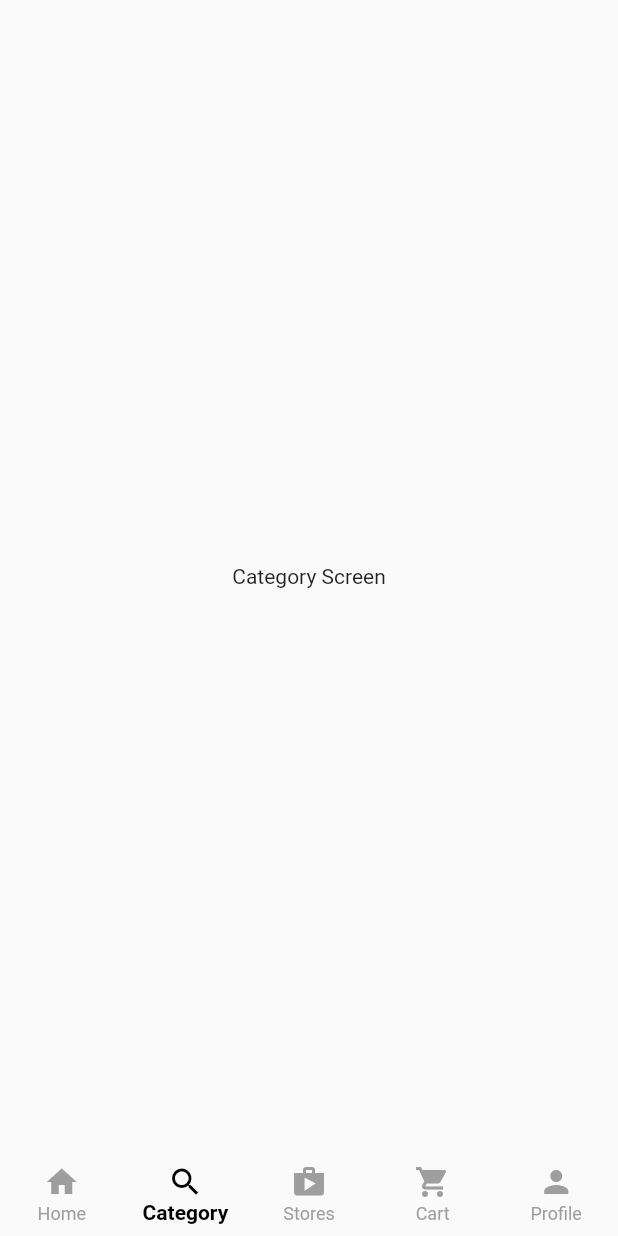
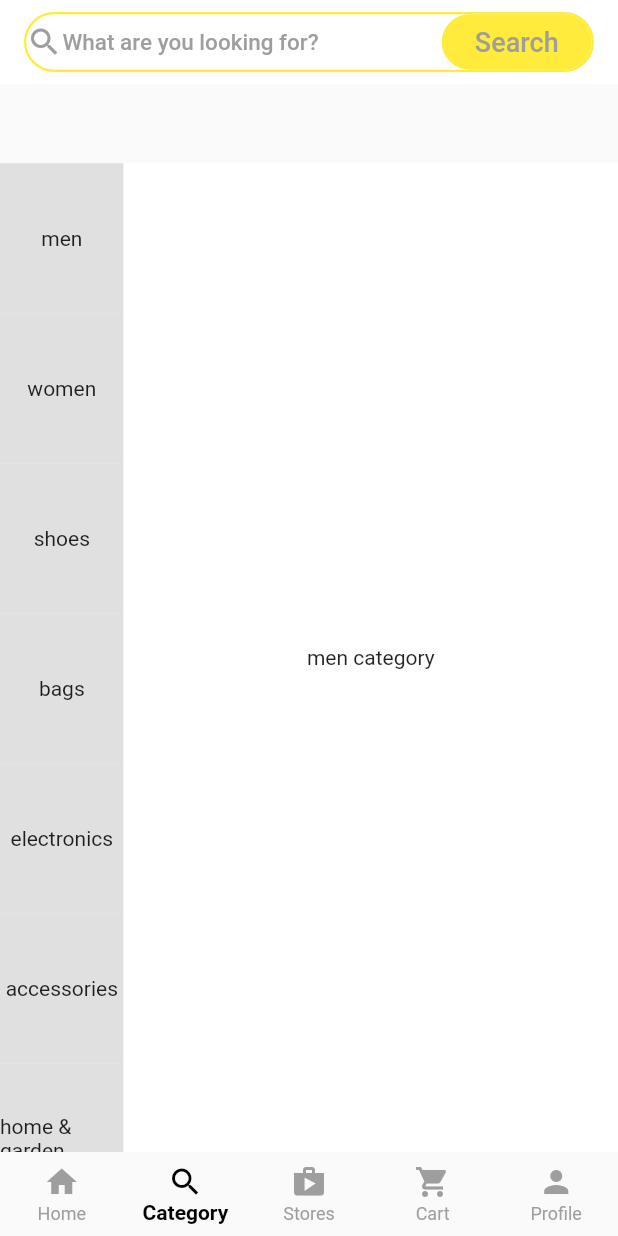
Before and after one commit to JanibekJali/shopify_app, a Flutter app: the screen it shows after launch, item 2 of the bottom bar chosen, on a phone screen of 412 x 824 dp. Run offline on Flutter 3.47's test engine with Material 2 defaults, Android fonts, the phone set to English and light mode, and no system bars.

Commit message:
Side bar & category page is finished

```diff
--- /dev/null
+++ b/lib/app/constants/colors/app_colors.dart
@@ -0,0 +1,5 @@
+import 'package:flutter/material.dart';
+
+class AppColors {
+  static const white = Colors.white;
+}
--- /dev/null
+++ b/lib/app/presentation/main_screens/category_screen.dart
@@ -0,0 +1,105 @@
+import 'package:flutter/material.dart';
+import 'package:shopify_app/app/presentation/widgets/fake_search_widget.dart';
+
+List<ItemsData> items = [
+  ItemsData(label: 'men'),
+  ItemsData(label: 'women'),
+  ItemsData(label: 'shoes'),
+  ItemsData(label: 'bags'),
+  ItemsData(label: 'electronics'),
+  ItemsData(label: 'accessories'),
+  ItemsData(label: 'home & garden'),
+  ItemsData(label: 'kids & garden'),
+  ItemsData(label: 'beauty & garden'),
+];
+
+class CategoryScreen extends StatefulWidget {
+  const CategoryScreen({Key? key}) : super(key: key);
+
+  @override
+  _CategoryScreenState createState() => _CategoryScreenState();
+}
+
+class _CategoryScreenState extends State<CategoryScreen> {
+  final _pageController = PageController();
+  @override
+  Widget build(BuildContext context) {
+    var size = MediaQuery.of(context).size;
+    return Scaffold(
+      appBar: AppBar(
+          elevation: 0.0,
+          backgroundColor: Colors.white,
+          title: const FakeSearchWidget()),
+      body: Stack(children: [
+        Positioned(bottom: 0, left: 0, child: sideNavigator(size)),
+        Positioned(bottom: 0, right: 0, child: categoryView(size))
+      ]),
+    );
+  }
+
+  Widget sideNavigator(Size size) {
+    return SizedBox(
+      height: size.height * 0.8,
+      width: size.width * 0.2,
+      child: ListView.builder(
+          itemCount: items.length,
+          itemBuilder: (context, index) {
+            return GestureDetector(
+              onTap: () {
+                for (var element in items) {
+                  element.isSelected = false;
+                }
+                setState(() {
+                  items[index].isSelected = true;
+                });
+                // _pageController.jumpToPage(index);
+                _pageController.animateToPage(index,
+                    duration: const Duration(microseconds: 100),
+                    curve: Curves.bounceInOut);
+              },
+              child: Container(
+                height: 100,
+                color: items[index].isSelected == true
+                    ? Colors.white
+                    : Colors.grey.shade300,
+                child: Center(
+                  child: Text(items[index].label),
+                ),
+              ),
+            );
+          }),
+    );
+  }
+
+  Widget categoryView(Size size) {
+    return Container(
+      color: Colors.white,
+      height: size.height * 0.8,
+      width: size.width * 0.8,
+      child: PageView(
+        controller: _pageController,
+        scrollDirection: Axis.vertical,
+        children: const [
+          Center(child: Text('men category')),
+          Center(child: Text('women category')),
+          Center(child: Text('shoes category')),
+          Center(child: Text('bags category')),
+          Center(child: Text('electronics category')),
+          Center(child: Text('accessories category')),
+          Center(child: Text('home & garden category')),
+          Center(child: Text('kids category')),
+          Center(child: Text('beuaty category')),
+        ],
+      ),
+    );
+  }
+}
+
+class ItemsData {
+  String label;
+  bool isSelected;
+  ItemsData({
+    required this.label,
+    this.isSelected = false,
+  });
+}
--- a/lib/main_screens/customer_screen.dart
+++ b/lib/app/presentation/main_screens/customer_screen.dart
@@ -1,5 +1,6 @@
 import 'package:flutter/material.dart';
-import 'package:shopify_app/main_screens/home_screen.dart';
+import 'package:shopify_app/app/presentation/main_screens/category_screen.dart';
+import 'package:shopify_app/app/presentation/main_screens/home_screen.dart';
 
 class CustomerScreen extends StatefulWidget {
   const CustomerScreen({Key? key}) : super(key: key);
@@ -12,6 +13,7 @@ class _CustomerScreenState extends State<CustomerScreen> {
   int _selectedIndex = 0;
   final List<Widget> _tabs = [
     const HomeScreen(),
+    const CategoryScreen(),
     // const Center(child: Text('Home Screen')),
     const Center(child: Text('Category Screen')),
     const Center(child: Text('Stores Screen')),
--- /dev/null
+++ b/lib/app/presentation/widgets/fake_search_widget.dart
@@ -0,0 +1,80 @@
+import 'package:flutter/material.dart';
+import 'package:shopify_app/app/presentation/minor_screens/search_screen.dart';
+
+class FakeSearchWidget extends StatelessWidget {
+  const FakeSearchWidget({
+    Key? key,
+  }) : super(key: key);
+
+  @override
+  Widget build(BuildContext context) {
+    return GestureDetector(
+      onTap: () {
+        Navigator.push(context,
+            MaterialPageRoute(builder: (context) => const SearchScreen()));
+      },
+      child: Container(
+        height: 40,
+        decoration: BoxDecoration(
+            border: Border.all(
+              width: 1.5,
+              color: Colors.yellow,
+            ),
+            borderRadius: BorderRadius.circular(25)),
+        child: Row(
+          mainAxisAlignment: MainAxisAlignment.spaceBetween,
+          children: [
+            Row(
+              children: const [
+                Padding(
+                  padding: EdgeInsets.symmetric(horizontal: 0.1),
+                  child: Icon(
+                    Icons.search,
+                    color: Colors.grey,
+                  ),
+                ),
+                Text(
+                  'What are you looking for?',
+                  style: TextStyle(fontSize: 15, color: Colors.grey),
+                ),
+              ],
+            ),
+            Container(
+              height: 40,
+              width: 100,
+              decoration: BoxDecoration(
+                  color: Colors.yellow,
+                  border: Border.all(
+                    color: Colors.yellow,
+                    width: 1.5,
+                  ),
+                  borderRadius: BorderRadius.circular(25)),
+              child: const Center(
+                child: Text(
+                  'Search',
+                  style: TextStyle(fontSize: 18, color: Colors.grey),
+                ),
+              ),
+            )
+          ],
+        ),
+      ),
+    );
+  }
+}
+
+class RepeatedTabWidget extends StatelessWidget {
+  const RepeatedTabWidget({
+    Key? key,
+    required this.label,
+  }) : super(key: key);
+  final String label;
+  @override
+  Widget build(BuildContext context) {
+    return Tab(
+        child: Text(
+      label,
+      style: TextStyle(color: Colors.grey.shade600),
+    ));
+  }
+}
--- a/lib/main.dart
+++ b/lib/main.dart
@@ -1,5 +1,5 @@
 import 'package:flutter/material.dart';
-import 'package:shopify_app/main_screens/customer_screen.dart';
+import 'package:shopify_app/app/presentation/main_screens/customer_screen.dart';
 
 void main() {
   runApp(const ShopifyApp());
```
Also changed, not shown: lib/app/presentation/main_screens/home_screen.dart (added, +53 -0 lines), lib/app/presentation/minor_screens/search_screen.dart (added, +25 -0 lines), lib/main_screens/home_screen.dart (deleted, +0 -113 lines), lib/app/utilities/categ_list.dart (renamed from lib/utilities/categ_list.dart).
